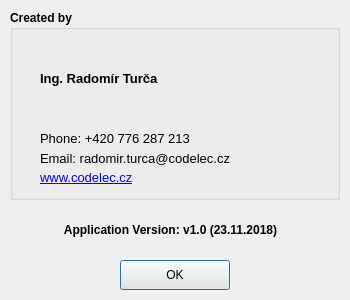
CodElecCz/CameraUIv1, file AboutDialog.ui: the form before one commit.
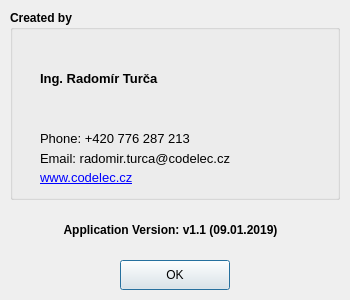
The form after the commit. Icons and pictures are not drawn.

The edit to the form file:
```diff
--- a/AboutDialog.ui
+++ b/AboutDialog.ui
@@ -194,7 +194,7 @@
     </font>
    </property>
    <property name="text">
-    <string>Application Version: v1.0 (23.11.2018)</string>
+    <string>Application Version: v1.1 (09.01.2019)</string>
    </property>
    <property name="alignment">
     <set>Qt::AlignCenter</set>
```
